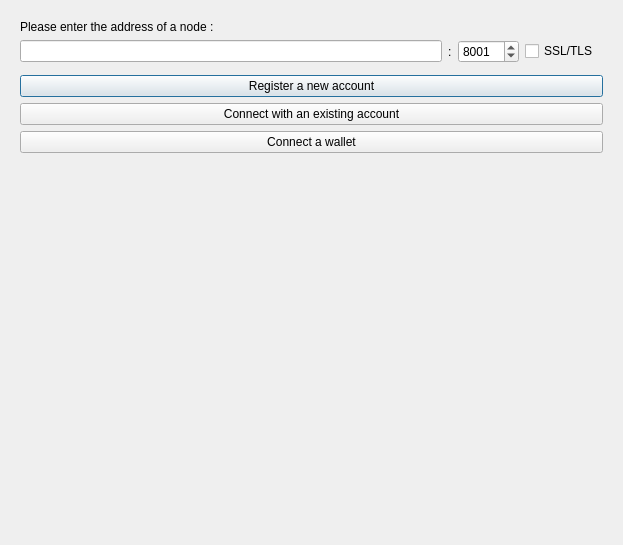
Before: the Qt Designer form src/sakia/gui/dialogs/connection_cfg/connection_cfg.ui in duniter/sakia, drawn with Qt 5.
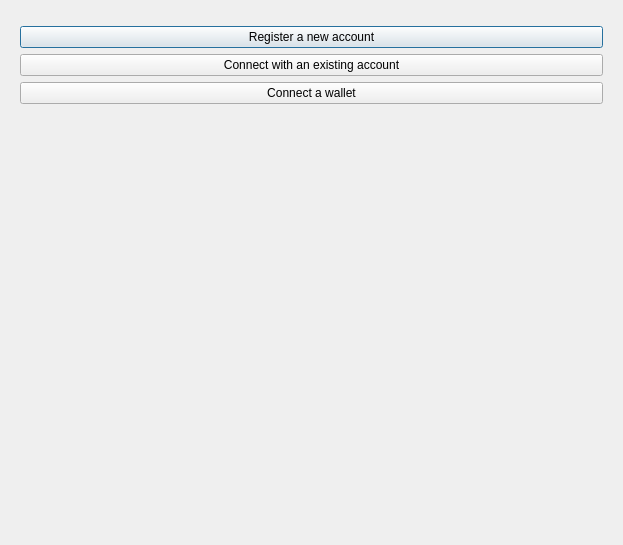
After: the same form once the commit is applied. Icons and pictures are not drawn.

Commit message: Use a pool of root servers

Diff of the .ui file:
```diff
--- a/src/sakia/gui/dialogs/connection_cfg/connection_cfg.ui
+++ b/src/sakia/gui/dialogs/connection_cfg/connection_cfg.ui
@@ -24,47 +24,6 @@
      </property>
      <widget class="QWidget" name="page_node">
       <layout class="QVBoxLayout" name="verticalLayout_12">
-       <item>
-        <widget class="QLabel" name="label_2">
-         <property name="text">
-          <string>Please enter the address of a node :</string>
-         </property>
-        </widget>
-       </item>
-       <item>
-        <layout class="QHBoxLayout" name="horizontalLayout_10">
-         <property name="rightMargin">
-          <number>5</number>
-         </property>
-         <item>
-          <widget class="QLineEdit" name="edit_server"/>
-         </item>
-         <item>
-          <widget class="QLabel" name="label_double_dot">
-           <property name="text">
-            <string>:</string>
-           </property>
-          </widget>
-         </item>
-         <item>
-          <widget class="QSpinBox" name="spinbox_port">
-           <property name="maximum">
-            <number>65535</number>
-           </property>
-           <property name="value">
-            <number>8001</number>
-           </property>
-          </widget>
-         </item>
-         <item>
-          <widget class="QCheckBox" name="checkbox_secured">
-           <property name="text">
-            <string>SSL/TLS</string>
-           </property>
-          </widget>
-         </item>
-        </layout>
-       </item>
        <item>
         <layout class="QVBoxLayout" name="verticalLayout_13">
          <property name="topMargin">
```
Left out of the diff: 6 changed lines with no effect on the pictures. The commit also changes 26 other files.
